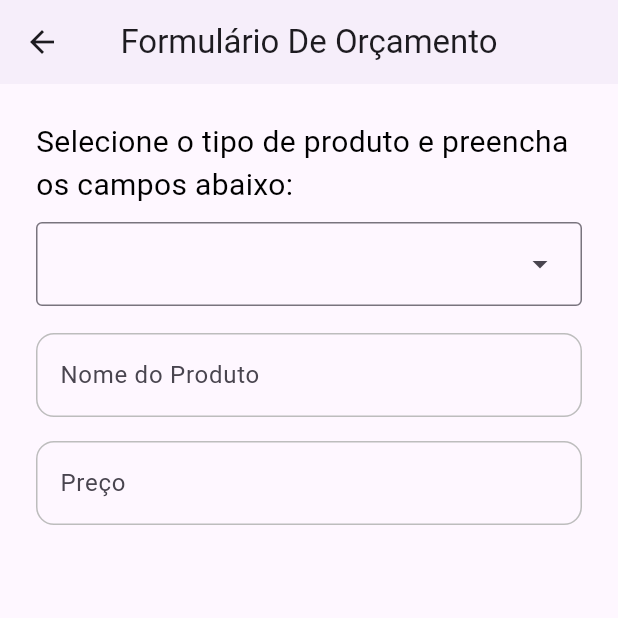
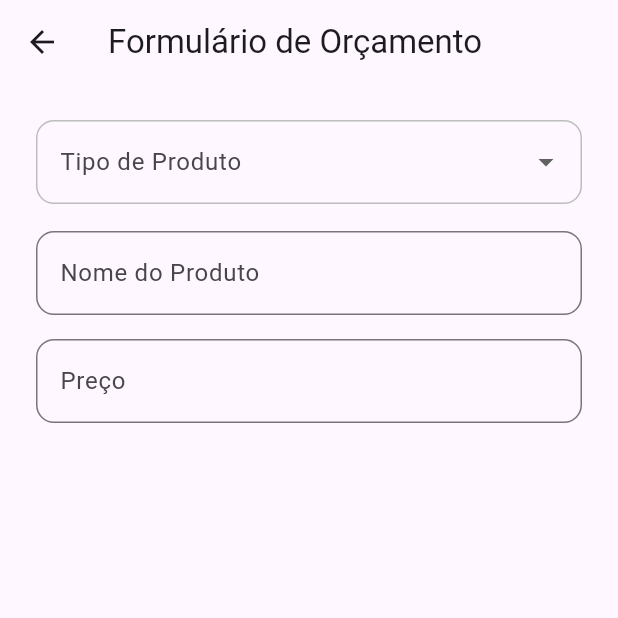
Before and after one commit to pedroafk/Business_Budget, a Flutter app: the screen it shows after launch, after a tap on "Iniciar Orçamento", on a phone screen of 412 x 824 dp, the top half of it. Run offline on Flutter 3.47's test engine with Material 3 defaults, Android fonts, the phone set to English and light mode, and no system bars; our stand-ins replace bloc, equatable, flutter_bloc.

Commit message:
Ajuste de formulário para arquitetura

```diff
--- a/lib/bloc/business_bloc.dart
+++ b/lib/bloc/business_bloc.dart
@@ -13,7 +13,11 @@ class BusinessBloc extends Bloc<BusinessEvent, BusinessState> {
           NumberFieldModel("Preço"),
         ]),
       ) {
-    on<ProductSelected>((event, emit) {
+    on<ProductSelected>(_onProductSelected);
+    on<AllFieldsFilled>(_onAllFieldsFilled);
+  }
+
+  void _onProductSelected(ProductSelected event, Emitter<BusinessState> emit) {
     List<FormFieldModel> fields = [
       TextFieldModel("Nome do Produto"),
       NumberFieldModel("Preço"),
@@ -41,10 +45,12 @@ class BusinessBloc extends Bloc<BusinessEvent, BusinessState> {
         ]);
         break;
       default:
-          // Só os campos iniciais
         break;
     }
     emit(ProductFormFieldsLoaded(event.productType, fields));
-    });
+  }
+
+  void _onAllFieldsFilled(AllFieldsFilled event, Emitter<BusinessState> emit) {
+    emit(FieldsCompletedState());
   }
 }
--- a/lib/bloc/business_event.dart
+++ b/lib/bloc/business_event.dart
@@ -24,3 +24,5 @@ class RecalculatedPrices extends BusinessEvent {}
 class ExecutedValidations extends BusinessEvent {}
 
 class UpdatedInterface extends BusinessEvent {}
+
+class AllFieldsFilled extends BusinessEvent {}
--- a/lib/bloc/business_state.dart
+++ b/lib/bloc/business_state.dart
@@ -17,3 +17,8 @@ final class ProductFormFieldsLoaded extends BusinessState {
   @override
   List<Object> get props => [productType, fields];
 }
+
+final class FieldsCompletedState extends BusinessState {
+  @override
+  List<Object> get props => [];
+}
--- a/lib/main.dart
+++ b/lib/main.dart
@@ -1,5 +1,5 @@
 import 'package:business_budget/bloc/business_bloc.dart';
-import 'package:business_budget/widgets/form_view.dart';
+import 'package:business_budget/presentation/quote_page.dart';
 import 'package:flutter/material.dart';
 import 'package:flutter_bloc/flutter_bloc.dart';
 
@@ -16,7 +16,7 @@ class MyApp extends StatelessWidget {
   Widget build(BuildContext context) {
     return MaterialApp(
       title: "Business Budget",
-      routes: {'/form': (context) => const FormView()},
+      routes: {'/form': (context) => const QuotePage()},
       home: Scaffold(
         body: Center(
           child: Builder(
--- /dev/null
+++ b/lib/presentation/components/dropdown_form.dart
@@ -0,0 +1,56 @@
+import 'package:business_budget/bloc/business_bloc.dart';
+import 'package:flutter/material.dart';
+import 'package:flutter_bloc/flutter_bloc.dart';
+
+class DropdownForm extends StatelessWidget {
+  final _border = OutlineInputBorder(
+    borderRadius: BorderRadius.circular(12),
+    borderSide: BorderSide(color: Colors.grey.shade400),
+  );
+
+  final Map<String, String> productTypeLabels = {
+    "Corporate": "Formulário Corporativo",
+    "Residential": "Formulário Residencial",
+    "Industrial": "Formulário Industrial",
+  };
+
+  final List<String> productTypes = ["Corporate", "Residential", "Industrial"];
+
+  DropdownForm({super.key});
+
+  @override
+  Widget build(BuildContext context) {
+    return BlocBuilder<BusinessBloc, BusinessState>(
+      builder: (context, state) {
+        String? selectedType;
+        if (state is ProductFormFieldsLoaded) {
+          selectedType = state.productType != "Inicial"
+              ? state.productType
+              : null;
+        }
+        return DropdownButtonFormField<String>(
+          value: selectedType,
+          decoration: InputDecoration(
+            labelText: "Tipo de Produto",
+            border: _border,
+            enabledBorder: _border,
+            focusedBorder: _border,
+          ),
+          items: productTypes
+              .map(
+                (type) => DropdownMenuItem(
+                  value: type,
+                  child: Text(productTypeLabels[type]!),
+                ),
+              )
+              .toList(),
+          onChanged: (value) {
+            if (value != null) {
+              context.read<BusinessBloc>().add(ProductSelected(value));
+            }
+          },
+        );
+      },
+    );
+  }
+}
--- a/lib/presentation/dynamic_form_widget.dart
+++ b/lib/presentation/dynamic_form_widget.dart
@@ -1 +1,71 @@
-class DynamicFormWidget {}
+import 'package:flutter/material.dart';
+import 'package:business_budget/models/fields/form_field_model.dart';
+import 'package:flutter_bloc/flutter_bloc.dart';
+import 'package:business_budget/bloc/business_bloc.dart';
+
+class DynamicFormWidget extends StatefulWidget {
+  final List<FormFieldModel> fields;
+  const DynamicFormWidget({required this.fields, super.key});
+
+  @override
+  State<DynamicFormWidget> createState() => _DynamicFormWidgetState();
+}
+
+class _DynamicFormWidgetState extends State<DynamicFormWidget> {
+  final Map<String, TextEditingController> controllers = {};
+
+  @override
+  void initState() {
+    super.initState();
+    for (var field in widget.fields) {
+      controllers[field.label] = TextEditingController();
+      controllers[field.label]!.addListener(_checkFields);
+    }
+  }
+
+  void _checkFields() {
+    final allFilled = widget.fields.every((field) {
+      final value = controllers[field.label]?.text ?? '';
+      return value.isNotEmpty;
+    });
+    if (allFilled) {
+      context.read<BusinessBloc>().add(AllFieldsFilled());
+    }
+  }
+
+  @override
+  Widget build(BuildContext context) {
+    return Column(
+      children: widget.fields.map((field) {
+        final controller = controllers[field.label];
+        if (field is TextFieldModel || field is NumberFieldModel) {
+          return Padding(
+            padding: const EdgeInsets.symmetric(vertical: 8.0),
+            child: TextField(
+              controller: controller,
+              decoration: InputDecoration(
+                labelText: field.label,
+                border: OutlineInputBorder(
+                  borderRadius: BorderRadius.circular(12),
+                  borderSide: BorderSide(color: Colors.grey.shade400),
+                ),
+              ),
+              keyboardType: field is NumberFieldModel
+                  ? TextInputType.number
+                  : TextInputType.text,
+            ),
+          );
+        }
+        return SizedBox.shrink();
+      }).toList(),
+    );
+  }
+
+  @override
+  void dispose() {
+    for (var c in controllers.values) {
+      c.dispose();
+    }
+    super.dispose();
+  }
+}
--- a/lib/presentation/quote_page.dart
+++ b/lib/presentation/quote_page.dart
@@ -1 +1,35 @@
-class QuotePage {}
+import 'package:business_budget/presentation/components/dropdown_form.dart';
+import 'package:flutter/material.dart';
+import 'package:flutter_bloc/flutter_bloc.dart';
+import 'package:business_budget/bloc/business_bloc.dart';
+import 'dynamic_form_widget.dart';
+
+class QuotePage extends StatelessWidget {
+  const QuotePage({super.key});
+
+  @override
+  Widget build(BuildContext context) {
+    return Scaffold(
+      appBar: AppBar(title: Text("Formulário de Orçamento")),
+      body: Padding(
+        padding: const EdgeInsets.all(24.0),
+        child: Column(
+          children: [
+            DropdownForm(),
+            const SizedBox(height: 10),
+            Expanded(
+              child: BlocBuilder<BusinessBloc, BusinessState>(
+                builder: (context, state) {
+                  if (state is ProductFormFieldsLoaded) {
+                    return DynamicFormWidget(fields: state.fields);
+                  }
+                  return SizedBox.shrink();
+                },
+              ),
+            ),
+          ],
+        ),
+      ),
+    );
+  }
+}
--- a/lib/widgets/components/dropdown_form.dart
+++ /dev/null
@@ -1,37 +0,0 @@
-import 'package:business_budget/bloc/business_bloc.dart';
-import 'package:flutter/material.dart';
-import 'package:flutter_bloc/flutter_bloc.dart';
-
-class DropdownForm extends StatefulWidget {
-  const DropdownForm({super.key});
-
-  @override
-  State<DropdownForm> createState() => _DropdownFormState();
-}
-
-class _DropdownFormState extends State<DropdownForm> {
-  String? selectedValue;
-
-  final List<DropdownMenuEntry<String>> dropdownMenuEntries = [
-    DropdownMenuEntry(label: "Formulário Corporativo", value: "Corporate"),
-    DropdownMenuEntry(label: "Formulário Residencial", value: "Residential"),
-    DropdownMenuEntry(label: "Formulário Industrial", value: "Industrial"),
-  ];
-
-  @override
-  Widget build(BuildContext context) {
-    return DropdownMenu<String>(
-      dropdownMenuEntries: dropdownMenuEntries,
-      initialSelection: selectedValue,
-      onSelected: (value) {
-        setState(() {
-          selectedValue = value;
-        });
-        if (value != null) {
-          context.read<BusinessBloc>().add(ProductSelected(value));
-        }
-      },
-      width: MediaQuery.of(context).size.width,
-    );
-  }
-}
--- a/lib/widgets/components/form_field_widget.dart
+++ /dev/null
@@ -1,53 +0,0 @@
-import 'package:flutter/material.dart';
-import 'package:business_budget/models/fields/form_field_model.dart';
-
-final _border = OutlineInputBorder(
-  borderRadius: BorderRadius.circular(12),
-  borderSide: BorderSide(color: Colors.grey.shade400),
-);
-
-Widget buildFormField(FormFieldModel field) {
-  if (field is TextFieldModel) {
-    return Padding(
-      padding: const EdgeInsets.symmetric(vertical: 8.0),
-      child: TextField(
-        decoration: InputDecoration(
-          labelText: field.label,
-          border: _border,
-          enabledBorder: _border,
-          focusedBorder: _border,
-        ),
-      ),
-    );
-  }
-  if (field is NumberFieldModel) {
-    return Padding(
-      padding: const EdgeInsets.symmetric(vertical: 8.0),
-      child: TextField(
-        decoration: InputDecoration(
-          labelText: field.label,
-          border: _border,
-          enabledBorder: _border,
-          focusedBorder: _border,
-        ),
-        keyboardType: TextInputType.number,
-      ),
-    );
-  }
-  if (field is SelectFieldModel) {
-    return Padding(
-      padding: const EdgeInsets.symmetric(vertical: 8.0),
-      child: DropdownButtonFormField(
-        items: [],
-        onChanged: (_) {},
-        decoration: InputDecoration(
-          labelText: field.label,
-          border: _border,
-          enabledBorder: _border,
-          focusedBorder: _border,
-        ),
-      ),
-    );
-  }
-  return SizedBox.shrink();
-}
--- a/lib/widgets/form_view.dart
+++ /dev/null
@@ -1,50 +0,0 @@
-import 'package:business_budget/widgets/components/dropdown_form.dart';
-import 'package:business_budget/widgets/components/form_field_widget.dart';
-import 'package:flutter/material.dart';
-import 'package:flutter_bloc/flutter_bloc.dart';
-import 'package:business_budget/bloc/business_bloc.dart';
-
-class FormView extends StatelessWidget {
-  const FormView({super.key});
-
-  @override
-  Widget build(BuildContext context) {
-    return Scaffold(
-      appBar: AppBar(
-        title: Text("Formulário De Orçamento"),
-        centerTitle: true,
-        elevation: 1,
-      ),
-      body: SingleChildScrollView(
-        child: Padding(
-          padding: const EdgeInsets.all(24.0),
-          child: Column(
-            crossAxisAlignment: CrossAxisAlignment.start,
-            children: [
-              const Text(
-                "Selecione o tipo de produto e preencha os campos abaixo:",
-                textAlign: TextAlign.start,
-                style: TextStyle(fontSize: 20, color: Colors.black),
-              ),
-              const SizedBox(height: 10),
-              const DropdownForm(),
-              const SizedBox(height: 10),
-
-              BlocBuilder<BusinessBloc, BusinessState>(
-                builder: (context, state) {
-                  if (state is ProductFormFieldsLoaded) {
-                    return Column(
-                      key: ValueKey(state.productType),
-                      children: state.fields.map(buildFormField).toList(),
-                    );
-                  }
-                  return SizedBox.shrink();
-                },
-              ),
-            ],
-          ),
-        ),
-      ),
-    );
-  }
-}
```
Lines whose indentation alone changed are shown as unchanged.
